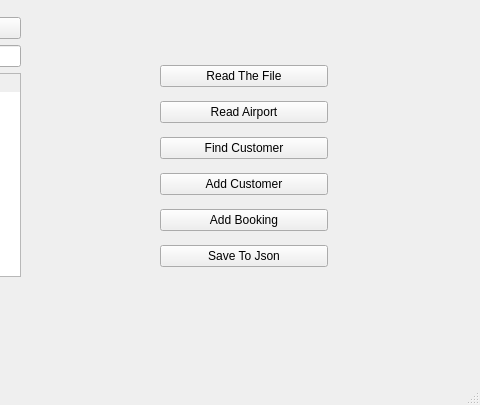
Qt form upandaway/travelagencyui.ui (tuandung18/Upandaway) before a commit; both pictures show x 480 to 960 and y 420 to 825 of the 960 by 825 pixel window.
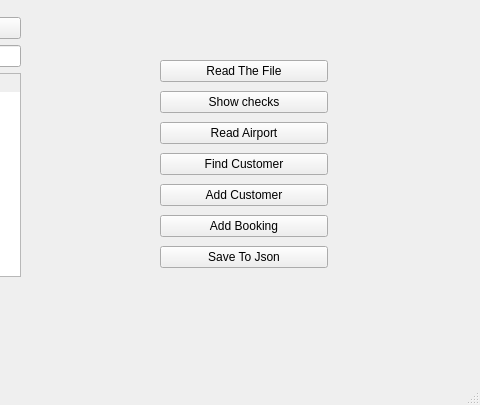
The same form after that commit.

Diff of the .ui file:
```diff
--- a/upandaway/travelagencyui.ui
+++ b/upandaway/travelagencyui.ui
@@ -40,6 +40,13 @@
        </property>
       </widget>
      </item>
+     <item>
+      <widget class="QPushButton" name="showChecks">
+       <property name="text">
+        <string>Show checks</string>
+       </property>
+      </widget>
+     </item>
      <item>
       <widget class="QPushButton" name="readAirport">
        <property name="text">
@@ -300,7 +307,7 @@
      <string>Update </string>
     </property>
    </widget>
-   <widget class="QWidget" name="">
+   <widget class="QWidget" name="layoutWidget">
     <property name="geometry">
      <rect>
       <x>80</x>
@@ -373,7 +380,7 @@
      </item>
     </layout>
    </widget>
-   <widget class="QWidget" name="">
+   <widget class="QWidget" name="layoutWidget">
     <property name="geometry">
      <rect>
       <x>80</x>
```
